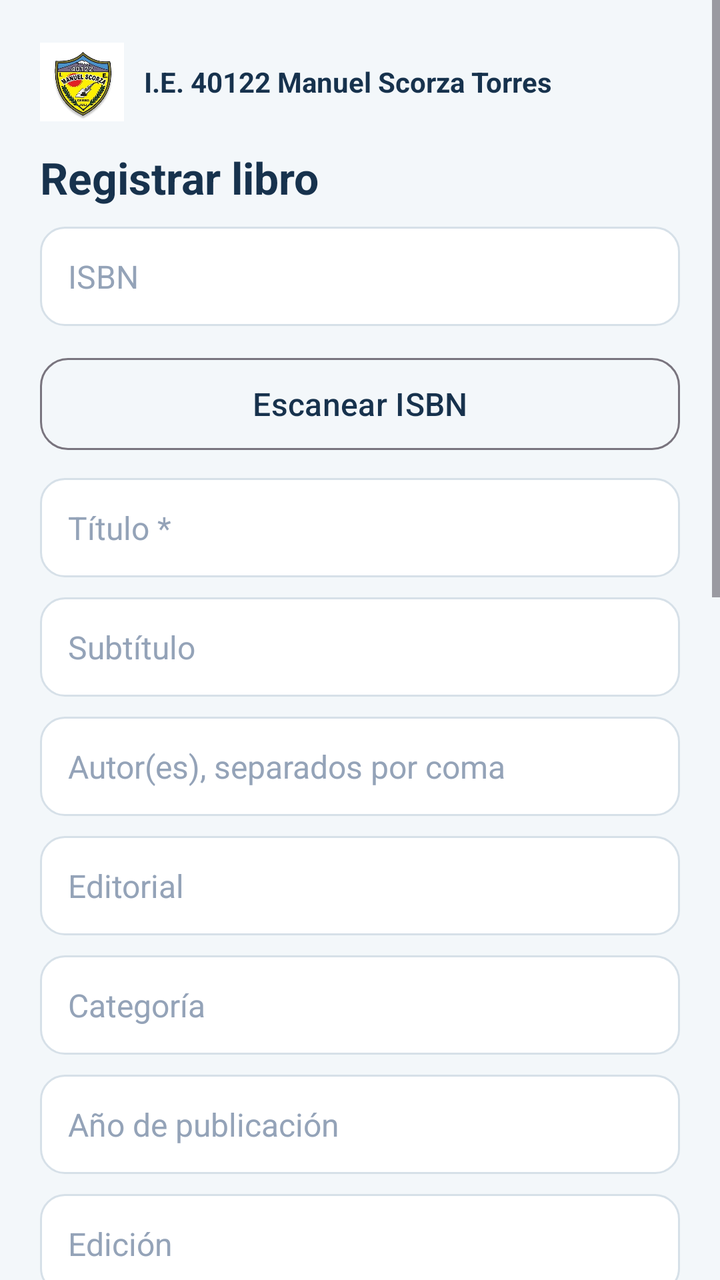
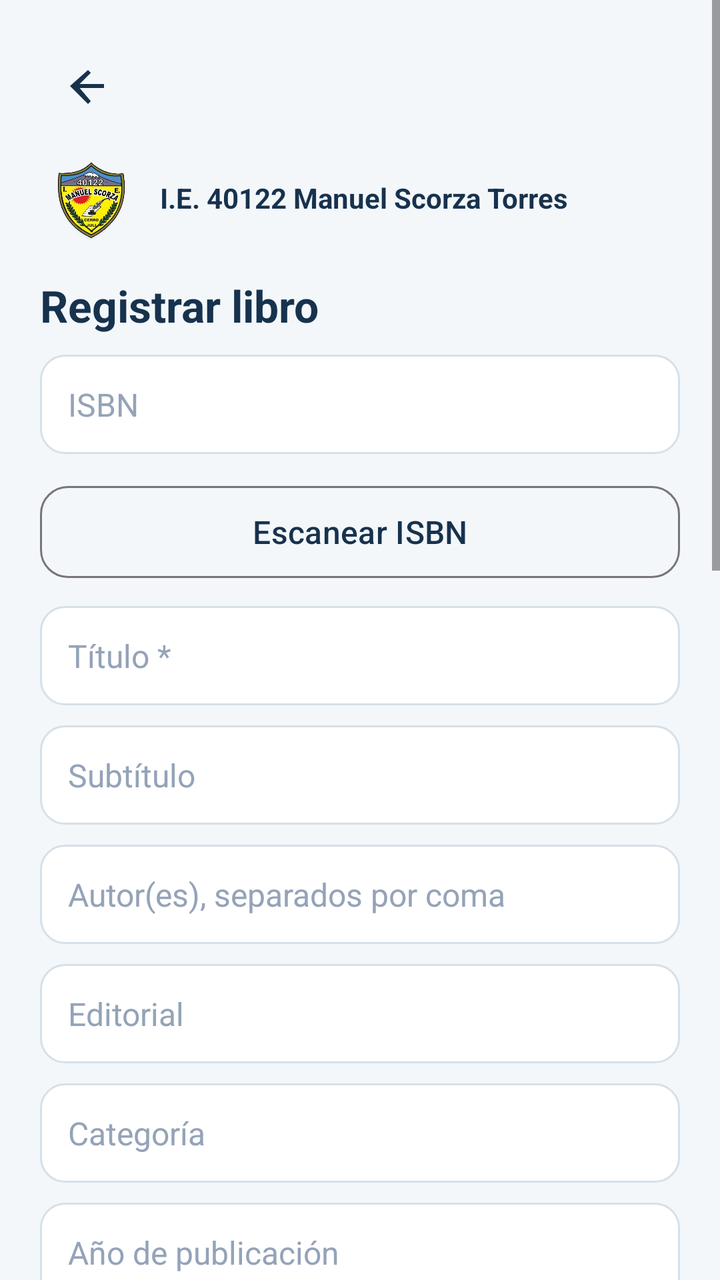

Screens rendered from an Android XML layout before and after an edit, with the pre-edit source and the edit as a unified diff.
<!-- AndroidManifest.xml: application theme Theme.BiblioScorza -->
<!-- res/layout/activity_libro_form.xml -->
<?xml version="1.0" encoding="utf-8"?>
<ScrollView xmlns:android="http://schemas.android.com/apk/res/android"
    android:layout_width="match_parent" android:layout_height="match_parent">
    <LinearLayout android:layout_width="match_parent" android:layout_height="wrap_content"
        android:orientation="vertical" android:padding="20dp">
        <include layout="@layout/header_brand" />
        <TextView android:id="@+id/tvTituloFormulario" style="@style/BsTitle" android:layout_width="wrap_content" android:layout_height="wrap_content" android:text="Registrar libro" />
        <EditText android:id="@+id/etIsbn" style="@style/BsInput" android:hint="ISBN" android:inputType="textCapCharacters" />
        <Button android:id="@+id/btnScanIsbn" style="@style/BsButtonOutline" android:text="Escanear ISBN" />
        <EditText android:id="@+id/etTitulo" style="@style/BsInput" android:hint="Título *" android:inputType="textCapSentences" />
        <EditText android:id="@+id/etSubtitulo" style="@style/BsInput" android:hint="Subtítulo" android:inputType="textCapSentences" />
        <EditText android:id="@+id/etAutor" style="@style/BsInput" android:hint="Autor(es), separados por coma" android:inputType="textCapWords" />
        <EditText android:id="@+id/etEditorial" style="@style/BsInput" android:hint="Editorial" android:inputType="textCapWords" />
        <EditText android:id="@+id/etCategoria" style="@style/BsInput" android:hint="Categoría" android:inputType="textCapSentences" />
        <EditText android:id="@+id/etAnio" style="@style/BsInput" android:hint="Año de publicación" android:inputType="number" />
        <EditText android:id="@+id/etEdicion" style="@style/BsInput" android:hint="Edición" android:inputType="text" />
        <EditText android:id="@+id/etIdioma" style="@style/BsInput" android:hint="Idioma" android:inputType="text" android:text="es" />
        <Spinner android:id="@+id/spNivel" style="@style/BsInput" />
        <EditText android:id="@+id/etGrado" style="@style/BsInput" android:hint="Grado recomendado (1 a 6)" android:inputType="number" />
        <Spinner android:id="@+id/spTipo" style="@style/BsInput" />
        <Spinner android:id="@+id/spPrefijo" style="@style/BsInput" />
        <EditText android:id="@+id/etCantidad" style="@style/BsInput" android:hint="Cantidad" android:inputType="number" android:text="1" />
        <TextView android:id="@+id/tvUbicacionInfo" style="@style/BsText" />
        <Spinner android:id="@+id/spUbicacion" style="@style/BsInput" />
        <EditText android:id="@+id/etDescripcion" style="@style/BsInput" android:hint="Descripción" android:inputType="textMultiLine|textCapSentences" android:minLines="2" />
        <EditText android:id="@+id/etObs" style="@style/BsInput" android:hint="Observaciones" android:inputType="textMultiLine|textCapSentences" android:minLines="2" />
        <Button android:id="@+id/btnFoto" style="@style/BsButtonOutline" android:text="Elegir o tomar fotografía" />
        <ImageView android:id="@+id/ivFoto" android:layout_width="120dp" android:layout_height="160dp"
            android:layout_marginTop="8dp" android:scaleType="centerCrop" android:visibility="gone" android:contentDescription="Portada" />
        <TextView android:id="@+id/tvFotoEstado" style="@style/BsText" />
        <TextView android:id="@+id/tvError" style="@style/BsText" android:textColor="#B91C1C" />
        <Button android:id="@+id/btnGuardar" style="@style/BsButton" android:text="Guardar libro" />
    </LinearLayout>
</ScrollView>
<!-- res/layout/header_brand.xml (included above) -->
<?xml version="1.0" encoding="utf-8"?>
<LinearLayout xmlns:android="http://schemas.android.com/apk/res/android"
    android:layout_width="match_parent"
    android:layout_height="wrap_content"
    android:gravity="center_vertical"
    android:orientation="horizontal"
    android:paddingBottom="12dp">

    <ImageView
        android:layout_width="42dp"
        android:layout_height="42dp"
        android:adjustViewBounds="true"
        android:contentDescription="Escudo de la I.E. 40122 Manuel Scorza Torres"
        android:scaleType="fitCenter"
        android:src="@drawable/escudo_colegio" />

    <TextView
        android:layout_width="0dp"
        android:layout_height="wrap_content"
        android:layout_marginStart="10dp"
        android:layout_weight="1"
        android:text="I.E. 40122 Manuel Scorza Torres"
        android:textColor="#17324D"
        android:textSize="14sp"
        android:textStyle="bold" />
</LinearLayout>
<!-- resources referenced by this layout -->
<resources>
  <!-- drawable escudo_colegio: png bitmap (drawable-nodpi, 203199 bytes) -->
  <style name="BsButton" parent="Widget.Material3.Button">
          <item name="android:layout_width">match_parent</item>
          <item name="android:layout_height">54dp</item>
          <item name="android:layout_marginTop">12dp</item>
          <item name="android:textSize">16sp</item>
          <item name="cornerRadius">14dp</item>
      </style>
  <style name="BsButtonOutline" parent="Widget.Material3.Button.OutlinedButton">
          <item name="android:layout_width">match_parent</item>
          <item name="android:layout_height">54dp</item>
          <item name="android:layout_marginTop">12dp</item>
          <item name="android:textSize">16sp</item>
          <item name="cornerRadius">14dp</item>
      </style>
  <style name="BsInput">
          <item name="android:layout_width">match_parent</item>
          <item name="android:layout_height">wrap_content</item>
          <item name="android:background">@drawable/input_bg</item>
          <item name="android:padding">14dp</item>
          <item name="android:layout_marginTop">10dp</item>
          <item name="android:textSize">16sp</item>
          <item name="android:textColor">#1E293B</item>
          <item name="android:textColorHint">#94A3B8</item>
      </style>
  <style name="BsText">
          <item name="android:layout_width">match_parent</item>
          <item name="android:layout_height">wrap_content</item>
          <item name="android:layout_marginTop">8dp</item>
          <item name="android:textSize">15sp</item>
          <item name="android:textColor">#1E293B</item>
      </style>
  <style name="BsTitle">
          <item name="android:textSize">22sp</item>
          <item name="android:textStyle">bold</item>
          <item name="android:textColor">#17324D</item>
      </style>
  <style name="Theme.BiblioScorza" parent="Theme.Material3.Light.NoActionBar">
          <item name="colorPrimary">#17324D</item>
          <item name="colorOnPrimary">#FFFFFF</item>
          <item name="colorSecondary">#168C83</item>
          <item name="android:statusBarColor">#10263A</item>
          <item name="android:navigationBarColor">#F3F7FA</item>
          <item name="android:windowLightNavigationBar">true</item>
          <item name="android:windowBackground">#F3F7FA</item>
      </style>
  <!-- drawable input_bg (drawable) -->
  <?xml version="1.0" encoding="utf-8"?>
  <shape xmlns:android="http://schemas.android.com/apk/res/android" android:shape="rectangle">
      <solid android:color="#FFFFFF" />
      <stroke android:width="1dp" android:color="#D6E0E8" />
      <corners android:radius="12dp" />
  </shape>
</resources>

<!-- the commit's change to res/layout/activity_libro_form.xml (unified diff, before → after) -->
@@ -3,6 +3,7 @@
     android:layout_width="match_parent" android:layout_height="match_parent">
     <LinearLayout android:layout_width="match_parent" android:layout_height="wrap_content"
         android:orientation="vertical" android:padding="20dp">
+        <include layout="@layout/view_back_button" />
         <include layout="@layout/header_brand" />
         <TextView android:id="@+id/tvTituloFormulario" style="@style/BsTitle" android:layout_width="wrap_content" android:layout_height="wrap_content" android:text="Registrar libro" />
         <EditText android:id="@+id/etIsbn" style="@style/BsInput" android:hint="ISBN" android:inputType="textCapCharacters" />
@@ -32,6 +33,18 @@
         <Button android:id="@+id/btnGuardar" style="@style/BsButton" android:text="Guardar libro" />
     </LinearLayout>
 </ScrollView>
+<!-- res/layout/view_back_button.xml (included above) -->
+<?xml version="1.0" encoding="utf-8"?>
+<ImageButton xmlns:android="http://schemas.android.com/apk/res/android"
+    android:id="@+id/btnVolver"
+    android:layout_width="48dp"
+    android:layout_height="48dp"
+    android:layout_marginBottom="4dp"
+    android:background="?attr/selectableItemBackgroundBorderless"
+    android:contentDescription="Volver"
+    android:padding="12dp"
+    android:src="@drawable/ic_arrow_back"
+    android:tint="#17324D" />
 <!-- res/layout/header_brand.xml (included above) -->
 <?xml version="1.0" encoding="utf-8"?>
 <LinearLayout xmlns:android="http://schemas.android.com/apk/res/android"
@@ -42,12 +55,12 @@
     android:paddingBottom="12dp">
 
     <ImageView
-        android:layout_width="42dp"
-        android:layout_height="42dp"
+        android:layout_width="50dp"
+        android:layout_height="54dp"
         android:adjustViewBounds="true"
         android:contentDescription="Escudo de la I.E. 40122 Manuel Scorza Torres"
         android:scaleType="fitCenter"
-        android:src="@drawable/escudo_colegio" />
+        android:src="@drawable/escudo_colegio_transparente" />
 
     <TextView
         android:layout_width="0dp"
<!-- resource entries referenced after the edit -->
@@ -1,6 +1,13 @@
 <!-- resources referenced by this layout -->
 <resources>
-  <!-- drawable escudo_colegio: png bitmap (drawable-nodpi, 203199 bytes) -->
+  <!-- drawable escudo_colegio_transparente: png bitmap (drawable-nodpi, 236749 bytes) -->
+  <!-- drawable ic_arrow_back (drawable) -->
+  <vector xmlns:android="http://schemas.android.com/apk/res/android"
+      android:width="24dp" android:height="24dp"
+      android:viewportWidth="24" android:viewportHeight="24">
+      <path android:fillColor="#FF000000"
+          android:pathData="M20,12v-2H7.83l5.59,-5.59L12,3l-9,8 9,9 1.41,-1.41L7.83,12H20z" />
+  </vector>
   <style name="BsButton" parent="Widget.Material3.Button">
           <item name="android:layout_width">match_parent</item>
           <item name="android:layout_height">54dp</item>
